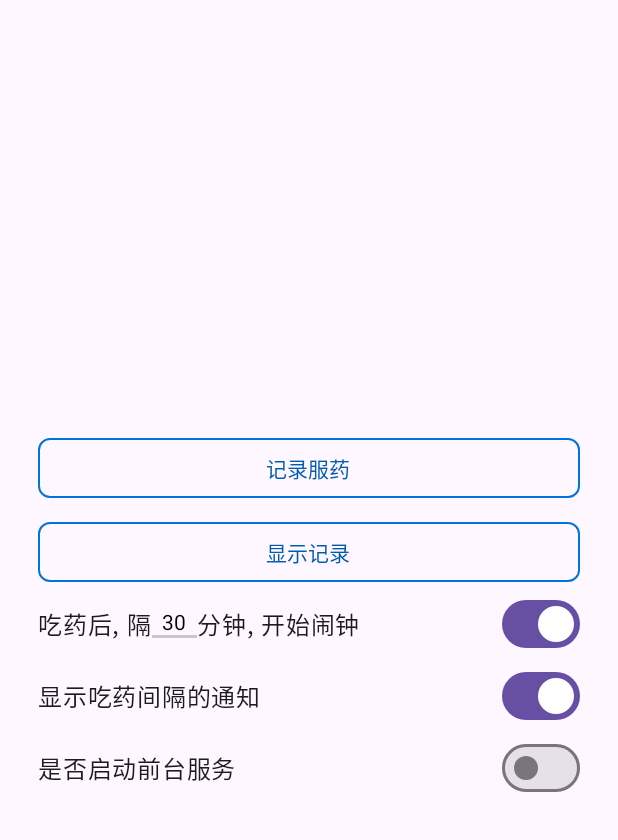
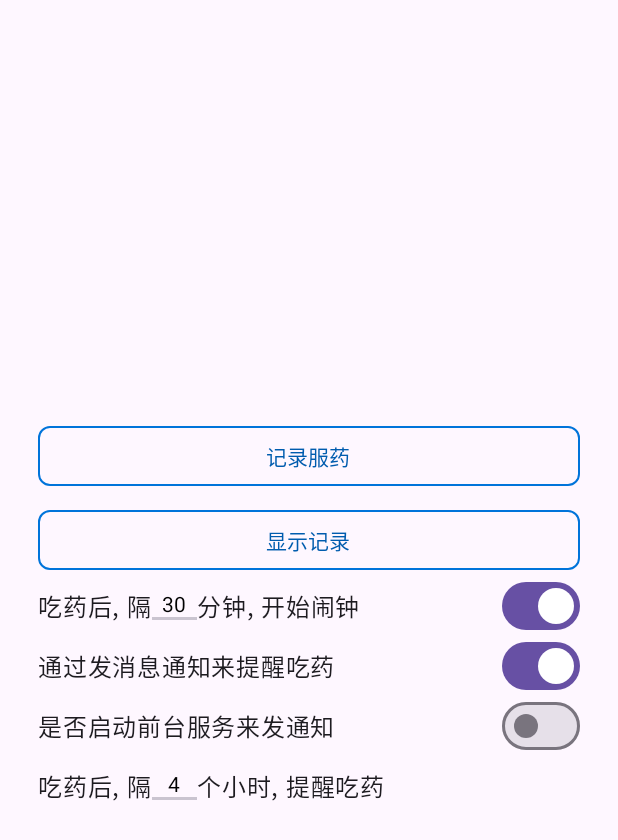
Before and after one commit to HHsomeHand/did-i-take-my-meds, an Android app built with Jetpack Compose: the screen it shows after launch (MainActivity), on a phone screen of 412 x 824 dp. Shown: the top 840 px of the screen. Run offline under Robolectric (Android 15) with nearby library versions, the phone set to English and light mode, and no system bars; libraries missing offline, so code that uses them is left out: com.permissionx.guolindev; 1 statement that could not run was skipped.

Commit message:
refactor: 抽取了 Constant.kt 规范了每行的高度, 让 UI 界面更好看
TODO:
- 引导用户去设置允许后台启动

```diff
--- a/app/src/main/java/com/github/hhsomehand/ui/BrushAlarmSection.kt
+++ b/app/src/main/java/com/github/hhsomehand/ui/BrushAlarmSection.kt
@@ -12,6 +12,7 @@ import androidx.compose.ui.Modifier
 import androidx.compose.ui.platform.LocalContext
 import androidx.lifecycle.viewmodel.compose.viewModel
 import com.github.hhsomehand.ui.component.CornNumberField
+import com.github.hhsomehand.ui.theme.ConfigRowHeight
 import com.github.hhsomehand.utils.AlarmUtils
 import com.github.hhsomehand.utils.rememberSharedState
 import com.github.hhsomehand.viewmodel.HomeViewModel
@@ -39,7 +40,8 @@ fun BrushAlarmSection() {
     }
 
     Row(
-        verticalAlignment = Alignment.CenterVertically
+        verticalAlignment = Alignment.CenterVertically,
+        modifier = ConfigRowHeight
     ) {
         Text(text = "吃药后, 隔")
 
--- a/app/src/main/java/com/github/hhsomehand/ui/MedNotificationSection.kt
+++ b/app/src/main/java/com/github/hhsomehand/ui/MedNotificationSection.kt
@@ -17,6 +17,7 @@ import com.github.hhsomehand.MyApplication
 import com.github.hhsomehand.constant.PrefsConst
 import com.github.hhsomehand.service.MedicineReminderService
 import com.github.hhsomehand.ui.component.CornNumberField
+import com.github.hhsomehand.ui.theme.ConfigRowHeight
 import com.github.hhsomehand.utils.AlarmUtils
 import com.github.hhsomehand.utils.MedicationReminderWorker
 import com.github.hhsomehand.utils.rememberSharedState
@@ -29,6 +30,8 @@ fun MedNotificationSection() {
 
     var isForeground by rememberSharedState(PrefsConst.isForegroundKey, PrefsConst.isForegroundValue)
 
+    var hourInput by rememberSharedState(PrefsConst.hourInputKey, PrefsConst.hourInputDefault)
+
     val context = LocalContext.current
     LaunchedEffect(isNotification) {
         if (isNotification) {
@@ -37,16 +40,16 @@ fun MedNotificationSection() {
 
         } else {
 
-            val intent = Intent(context, MedicineReminderService::class.java)
-            context.stopService(intent)
+            MedicineReminderService.stopService()
 
         }
     }
 
     Row(
-        verticalAlignment = Alignment.CenterVertically
+        verticalAlignment = Alignment.CenterVertically,
+        modifier = ConfigRowHeight
     ) {
-        Text(text = "显示吃药间隔的通知")
+        Text(text = "通过发消息通知来提醒吃药")
 
         Box(
             modifier = Modifier
@@ -62,9 +65,10 @@ fun MedNotificationSection() {
     }
 
     Row(
-        verticalAlignment = Alignment.CenterVertically
+        verticalAlignment = Alignment.CenterVertically,
+        modifier = ConfigRowHeight
     ) {
-        Text(text = "是否启动前台服务")
+        Text(text = "是否启动前台服务来发通知")
 
         Box(
             modifier = Modifier
@@ -78,4 +82,18 @@ fun MedNotificationSection() {
             )
         }
     }
+
+    Row(
+        verticalAlignment = Alignment.CenterVertically,
+        modifier = ConfigRowHeight
+    ) {
+        Text(text = "吃药后, 隔")
+
+        CornNumberField(
+            value = hourInput,
+            onValueChange = { hourInput = it },
+
+            )
+        Text(text = "个小时, 提醒吃药")
+    }
 }
--- /dev/null
+++ b/app/src/main/java/com/github/hhsomehand/ui/theme/Constant.kt
@@ -0,0 +1,7 @@
+package com.github.hhsomehand.ui.theme
+
+import androidx.compose.foundation.layout.height
+import androidx.compose.ui.Modifier
+import androidx.compose.ui.unit.dp
+
+val ConfigRowHeight = Modifier.height(40.dp)
```
